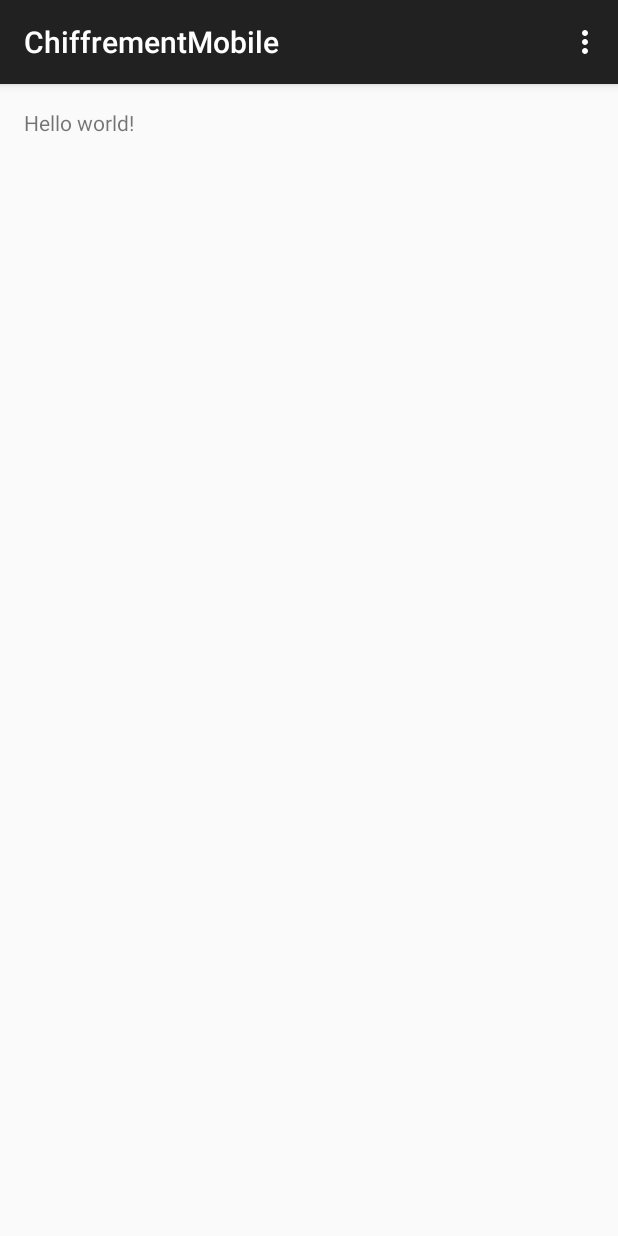
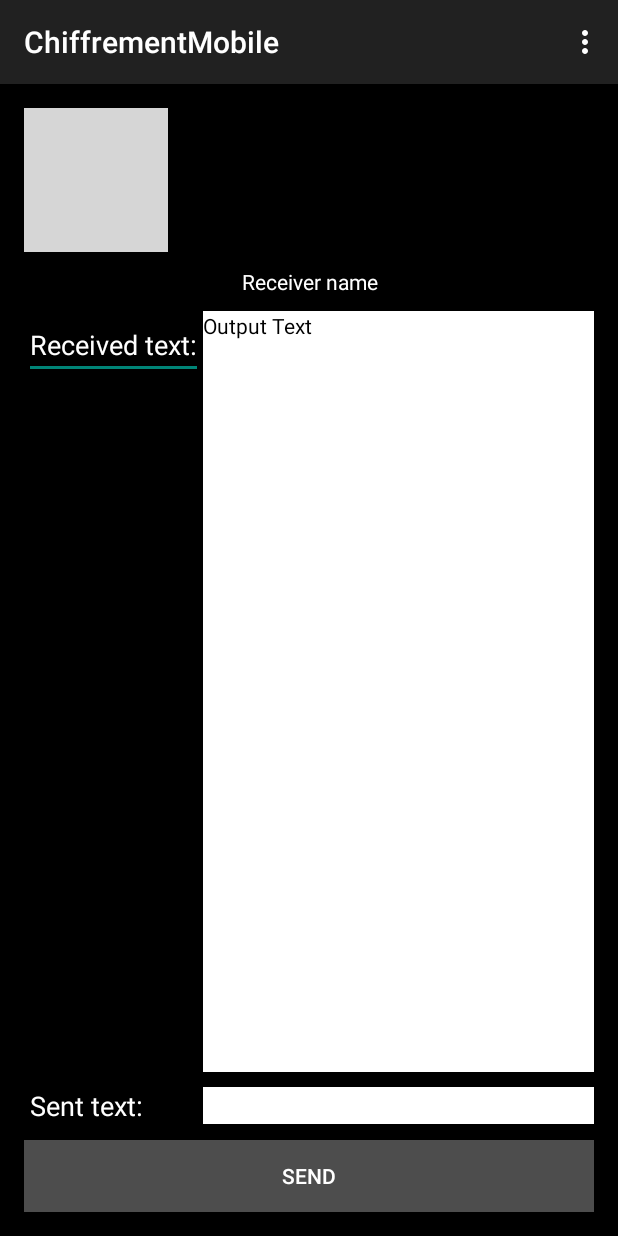
Before and after one commit to JulienLosier/Alpha-Pheonix, an Android app: the screen it shows after launch (MainActivity), on a phone screen of 412 x 824 dp. Run offline under Robolectric (Android 15) with nearby library versions, the phone set to English and light mode, and no system bars; grey boxes are pictures that could not be loaded.

Commit message:
Complétion du UI de base
Complétion du XML pour le UI de l'application

```diff
--- a/app/src/main/res/layout/activity_main.xml
+++ b/app/src/main/res/layout/activity_main.xml
@@ -1,11 +1,107 @@
+<!--  Programmeur: Julien Guy Losier, Benjamin Lanteigne
+    Date:   Avril, 2015
+
+    Dernière mise a jour;
+    - (Julien Guy Losier, 30 Avril, 2015) complétion du UI
+    - (Benjamin Lanteigne, 30 avril 2015) aide
+    -->
 <RelativeLayout xmlns:android="http://schemas.android.com/apk/res/android"
     xmlns:tools="http://schemas.android.com/tools" android:layout_width="match_parent"
     android:layout_height="match_parent" android:paddingLeft="@dimen/activity_horizontal_margin"
     android:paddingRight="@dimen/activity_horizontal_margin"
     android:paddingTop="@dimen/activity_vertical_margin"
-    android:paddingBottom="@dimen/activity_vertical_margin" tools:context=".MainActivity">
+    android:paddingBottom="@dimen/activity_vertical_margin" tools:context=".MainActivity"
+    android:id="@+id/layout"
+    android:background="#ff000000">
 
-    <TextView android:text="@string/hello_world" android:layout_width="wrap_content"
-        android:layout_height="wrap_content" />
+    <Button
+        android:layout_width="fill_parent"
+        android:layout_height="wrap_content"
+        android:text="Send"
+        android:id="@+id/sendButton"
+        android:layout_alignParentBottom="true"
+        android:layout_centerHorizontal="true"
+        android:textColor="#ffffffff"
+        android:background="#4dffffff" />
+
+    <ImageView
+        android:layout_width="wrap_content"
+        android:layout_height="wrap_content"
+        android:id="@+id/logoImageView"
+        android:layout_alignParentTop="true"
+        android:layout_alignParentLeft="true"
+        android:layout_alignParentStart="true"
+        android:src="@drawable/logo1" />
+
+    <EditText
+        android:layout_width="wrap_content"
+        android:layout_height="wrap_content"
+        android:id="@+id/receivedText"
+        android:layout_alignParentLeft="true"
+        android:layout_alignParentStart="true"
+        android:layout_marginTop="39dp"
+        android:text="Received text:"
+        android:editable="false"
+        android:layout_below="@+id/logoImageView"
+        android:textColor="#ffffffff" />
+
+    <EditText
+        android:layout_width="wrap_content"
+        android:layout_height="wrap_content"
+        android:id="@+id/sentText"
+        android:text="Sent text:"
+        android:editable="false"
+        android:layout_above="@+id/sendButton"
+        android:layout_alignParentLeft="true"
+        android:layout_alignParentStart="true"
+        android:textColor="#ffffffff" />
+
+    <TextView
+        android:layout_width="wrap_content"
+        android:layout_height="wrap_content"
+        android:text="Output Text"
+        android:id="@+id/outputTextView"
+        android:layout_alignTop="@+id/receivedText"
+        android:layout_above="@+id/sentText"
+        android:layout_alignParentRight="true"
+        android:layout_alignParentEnd="true"
+        android:editable="false"
+        android:layout_toRightOf="@+id/receivedText"
+        android:layout_toEndOf="@+id/receivedText"
+        android:theme="@style/Base.Theme.AppCompat.Light"
+        android:background="#ffffffff"
+        android:textColor="#ff000000"
+        android:minLines="11" />
+
+    <EditText
+        android:layout_width="wrap_content"
+        android:layout_height="wrap_content"
+        android:id="@+id/sendEditText"
+        android:layout_below="@+id/outputTextView"
+        android:layout_alignLeft="@+id/outputTextView"
+        android:layout_alignStart="@+id/outputTextView"
+        android:layout_alignRight="@+id/outputTextView"
+        android:layout_alignEnd="@+id/outputTextView"
+        android:width="0dp"
+        android:textColor="#ff000000"
+        android:background="#ffffffff"
+        android:layout_marginTop="10dp"
+        android:maxLines="1"
+        android:imeOptions="actionSend" />
+
+    <TextView
+        android:layout_width="wrap_content"
+        android:layout_height="wrap_content"
+        android:text="Receiver name"
+        android:id="@+id/receiverNameTextView"
+        android:layout_alignRight="@+id/outputTextView"
+        android:layout_alignEnd="@+id/outputTextView"
+        android:layout_below="@+id/logoImageView"
+        android:layout_alignParentLeft="true"
+        android:layout_alignParentStart="true"
+        android:layout_above="@+id/outputTextView"
+        android:gravity="center"
+        android:editable="false"
+        android:textColor="#ffffffff" />
 
 </RelativeLayout>
```
